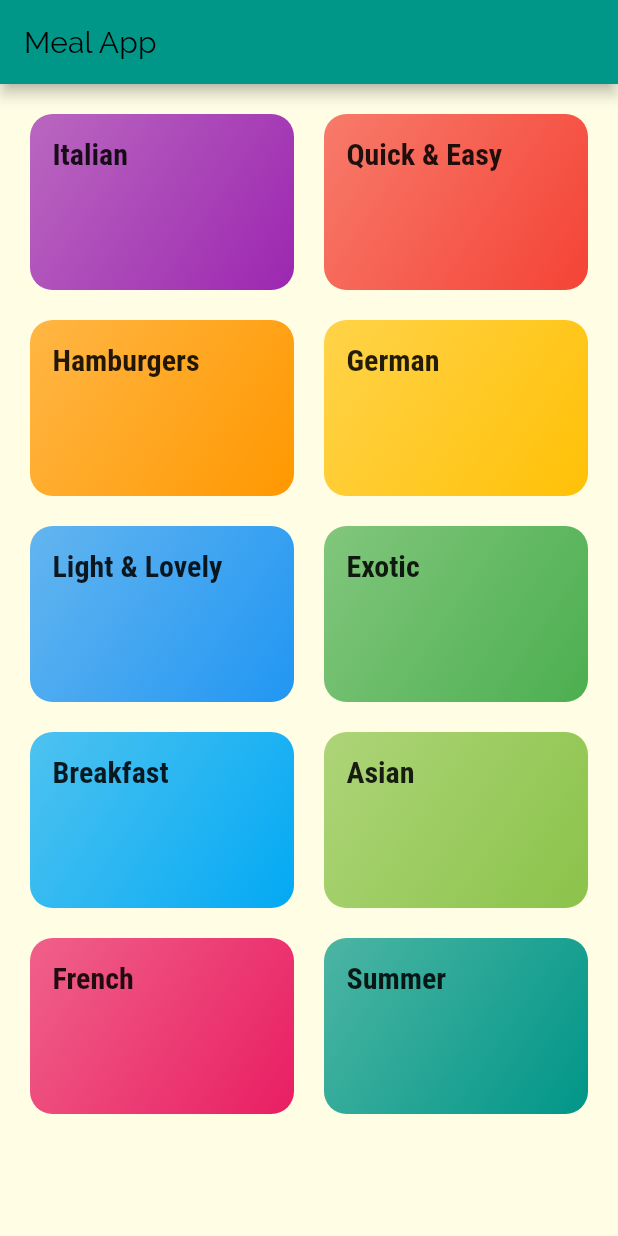
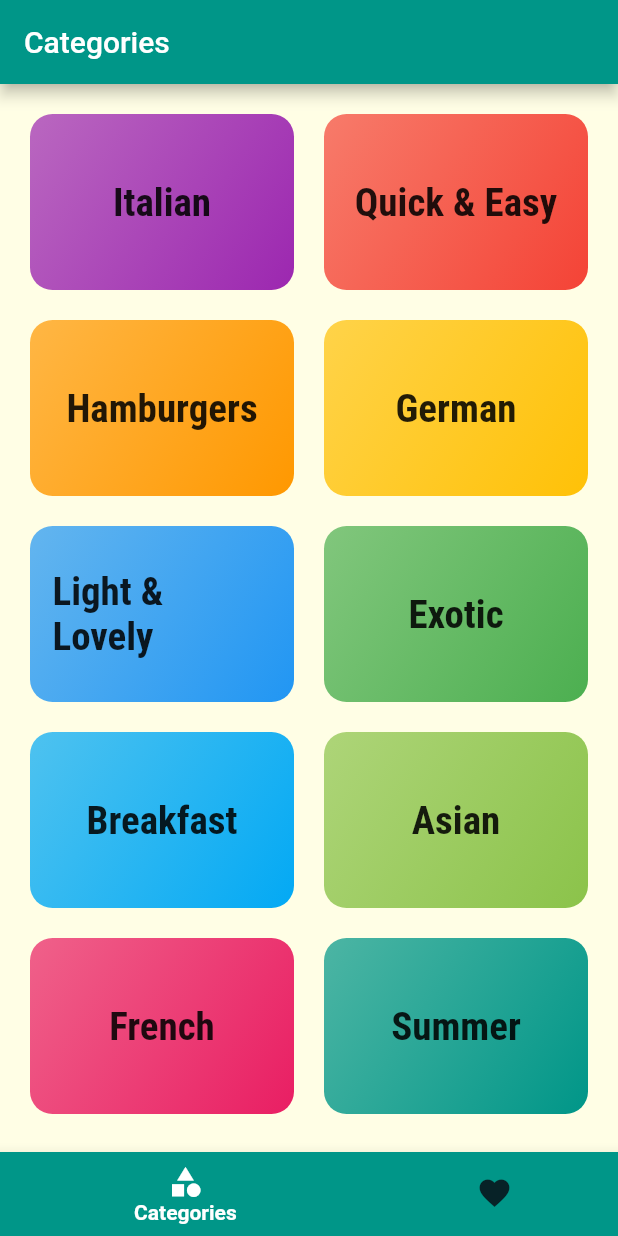
Before and after one commit to AHMADARBASH/Udemy_Course, a Flutter app: the screen it shows after launch, on a phone screen of 412 x 824 dp. Run offline on Flutter 3.47's test engine with Material 2 defaults, Android fonts, the phone set to English and light mode, and no system bars; Roboto replaces fonts that are missing (RobotoCondensed-Italic).

```diff
--- /dev/null
+++ b/lib/Screens/categories_screen.dart
@@ -0,0 +1,27 @@
+import 'package:flutter/material.dart';
+import '../dummy_data.dart';
+import '../Widgets/category_item.dart';
+
+class CategoriesScreen extends StatelessWidget {
+  const CategoriesScreen({Key? key}) : super(key: key);
+
+  @override
+  Widget build(BuildContext context) {
+    return GridView(
+      padding: const EdgeInsets.all(20),
+      children: DUMMY_CATEGORIES
+          .map((e) => CategoryItem(
+                id: e.id,
+                title: e.title,
+                color: e.color,
+              ))
+          .toList(),
+      gridDelegate: const SliverGridDelegateWithMaxCrossAxisExtent(
+        maxCrossAxisExtent: 200,
+        childAspectRatio: 3 / 2,
+        crossAxisSpacing: 20,
+        mainAxisSpacing: 20,
+      ),
+    );
+  }
+}
--- /dev/null
+++ b/lib/Screens/tabs_screen.dart
@@ -0,0 +1,53 @@
+import 'package:flutter/material.dart';
+import 'package:meals_app/Screens/categories_screen.dart';
+import 'package:meals_app/Screens/favorite_screen.dart';
+
+class TabsScreen extends StatefulWidget {
+  @override
+  State<TabsScreen> createState() => _TabsScreenState();
+}
+
+class _TabsScreenState extends State<TabsScreen> {
+  final List<Map<String, Object>> _pages = [
+    {'page': const CategoriesScreen(), 'title': 'Categories'},
+    {'page': FavoriteScreen(), 'title': 'Favorites'}
+  ];
+
+  int _selectedPageIndex = 0;
+  void _selectPage(int index) {
+    setState(() {
+      _selectedPageIndex = index;
+    });
+  }
+
+  @override
+  Widget build(BuildContext context) {
+    return Scaffold(
+      appBar: AppBar(
+        title: Text(_pages[_selectedPageIndex]['title'] as String),
+      ),
+      body: _pages[_selectedPageIndex]['page'] as Widget,
+      bottomNavigationBar: BottomNavigationBar(
+        selectedLabelStyle: const TextStyle(
+            fontFamily: 'RobotoCondensed-Italic', fontWeight: FontWeight.bold),
+        selectedIconTheme: const IconThemeData(color: Colors.white),
+        selectedItemColor: Colors.white,
+        unselectedItemColor: const Color.fromRGBO(7, 34, 39, 100),
+        currentIndex: _selectedPageIndex,
+        onTap: _selectPage,
+        items: [
+          BottomNavigationBarItem(
+              backgroundColor: Theme.of(context).colorScheme.primary,
+              icon: const Icon(Icons.category),
+              label: 'Categories'),
+          BottomNavigationBarItem(
+              backgroundColor: Theme.of(context).colorScheme.primary,
+              icon: const Icon(Icons.favorite),
+              label: 'Favorites')
+        ],
+        backgroundColor: Theme.of(context).colorScheme.primary,
+        type: BottomNavigationBarType.shifting,
+      ),
+    );
+  }
+}
--- a/lib/category_item.dart
+++ b/lib/Widgets/category_item.dart
@@ -1,5 +1,5 @@
 import 'package:flutter/material.dart';
-import 'package:meals_app/category_meals_screen.dart';
+import 'package:meals_app/Screens/category_meals_screen.dart';
 
 class CategoryItem extends StatelessWidget {
   final String id;
@@ -15,7 +15,7 @@ class CategoryItem extends StatelessWidget {
   void selectCategory(BuildContext ctx) {
     Navigator.of(ctx).pushNamed(
       CategoryMealsScreen.routeName,
-      arguments: {'id': id, 'title': title},
+      arguments: {'id': id, 'title': title, 'color': color},
     );
   }
 
@@ -25,9 +25,12 @@ class CategoryItem extends StatelessWidget {
       onTap: () => selectCategory(context),
       child: Container(
         padding: const EdgeInsets.all(15),
-        child: Text(
-          title,
-          style: Theme.of(context).textTheme.subtitle1,
+        child: Center(
+          child: Text(
+            title,
+            style:
+                Theme.of(context).textTheme.subtitle1!.copyWith(fontSize: 26),
+          ),
         ),
         decoration: BoxDecoration(
             gradient: LinearGradient(
--- a/lib/categories_screen.dart
+++ /dev/null
@@ -1,35 +0,0 @@
-import 'package:flutter/material.dart';
-import 'dummy_data.dart';
-import 'category_item.dart';
-
-class CategoriesScreen extends StatelessWidget {
-  const CategoriesScreen({Key? key}) : super(key: key);
-
-  @override
-  Widget build(BuildContext context) {
-    return Scaffold(
-      appBar: AppBar(
-        title: Text(
-          'Meal App',
-          style: Theme.of(context).textTheme.subtitle2,
-        ),
-      ),
-      body: GridView(
-        padding: const EdgeInsets.all(20),
-        children: DUMMY_CATEGORIES
-            .map((e) => CategoryItem(
-                  id: e.id,
-                  title: e.title,
-                  color: e.color,
-                ))
-            .toList(),
-        gridDelegate: const SliverGridDelegateWithMaxCrossAxisExtent(
-          maxCrossAxisExtent: 200,
-          childAspectRatio: 3 / 2,
-          crossAxisSpacing: 20,
-          mainAxisSpacing: 20,
-        ),
-      ),
-    );
-  }
-}
--- a/lib/main.dart
+++ b/lib/main.dart
@@ -1,21 +1,31 @@
 import 'package:flutter/material.dart';
-import 'package:meals_app/category_meals_screen.dart';
-import './categories_screen.dart';
+import 'package:meals_app/Screens/meal_deatails_screen.dart';
+import 'package:meals_app/Screens/tabs_screen.dart';
+import 'package:meals_app/models/meal.dart';
+import '../Screens/category_meals_screen.dart';
+import 'Screens/categories_screen.dart';
 
 void main() {
-  runApp(const MyApp());
+  runApp(MyApp());
 }
 
 class MyApp extends StatelessWidget {
-  const MyApp({Key? key}) : super(key: key);
+  MyApp({Key? key}) : super(key: key);
 
   @override
   Widget build(BuildContext context) {
     return MaterialApp(
       theme: ThemeData(
+        //Tab Bar theme
+        tabBarTheme: const TabBarTheme(
+            indicator: UnderlineTabIndicator(
+                borderSide: BorderSide(color: Colors.amber))),
+        //background theme
         canvasColor: const Color.fromRGBO(255, 254, 229, 1),
+        //main colors in app
         colorScheme: ColorScheme.fromSwatch(
-            accentColor: Colors.tealAccent, primarySwatch: Colors.teal),
+            accentColor: Colors.amber, primarySwatch: Colors.teal),
+        //fonts used in app
         fontFamily: 'Raleway',
         textTheme: ThemeData.light().textTheme.copyWith(
               bodyText1: const TextStyle(color: Color.fromRGBO(20, 51, 51, 1)),
@@ -30,10 +40,14 @@ class MyApp extends StatelessWidget {
               ),
             ),
       ),
-      home: const CategoriesScreen(),
+      initialRoute: '/',
       routes: {
+        '/': (ctx) => TabsScreen(),
         CategoryMealsScreen.routeName: (ctx) => CategoryMealsScreen(),
+        MealDetailsScreen.routeName: (ctx) => const MealDetailsScreen(),
       },
+      onUnknownRoute: (settings) =>
+          MaterialPageRoute(builder: (ctx) => const CategoriesScreen()),
     );
   }
 }
@@ -44,6 +58,8 @@ class MyHomePage extends StatefulWidget {
   @override
   State<MyHomePage> createState() => _MyHomePageState();
 }
+
+List<Meal> favoritesMeals = [];
 
 class _MyHomePageState extends State<MyHomePage> {
   @override
```
Also changed, not shown: lib/Screens/category_meals_screen.dart (added, +42 -0 lines), lib/Screens/favorite_screen.dart (added, +41 -0 lines), lib/Screens/meal_deatails_screen.dart (added, +151 -0 lines), lib/Widgets/main_Drawer.dart (added, +21 -0 lines), lib/Widgets/meal_item.dart (added, +167 -0 lines), lib/category_meals_screen.dart (deleted, +0 -32 lines), lib/dummy_data.dart (+10 -10 lines).
